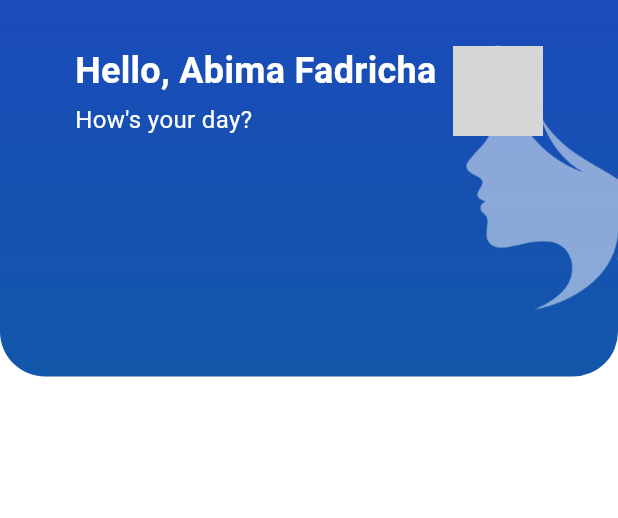
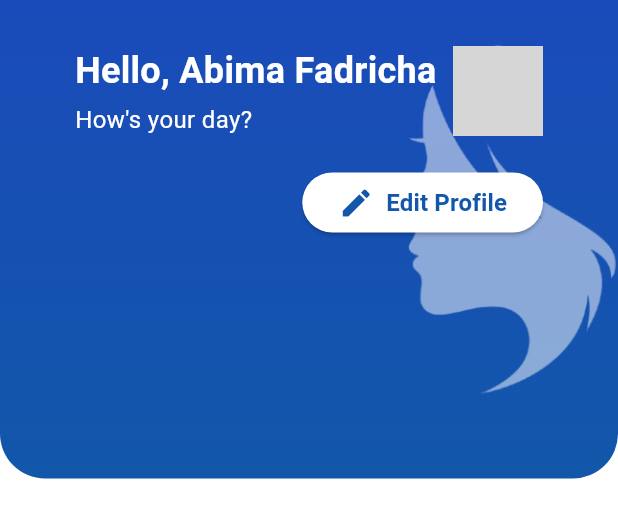
Before and after one commit to reysilvaa/PBL-rekomendasi-skincare, a Flutter app: the ProfileHeader widget shown alone on an empty page, opened directly, on a phone screen of 412 x 824 dp. Shown: the top 518 px of the screen. Run offline on Flutter 3.47's test engine with Material 3 defaults, Android fonts, the phone set to English and light mode, and no system bars; our stand-ins replace camera; grey boxes are pictures that could not be loaded.

Commit message:
add button edit profile

```diff
--- a/lib/widgets/profile/profile_header.dart
+++ b/lib/widgets/profile/profile_header.dart
@@ -91,9 +91,57 @@ class ProfileHeader extends StatelessWidget {
                             ),
                           ],
                         ),
-                        CircleAvatar(
-                          radius: 30,
-                          backgroundImage: AssetImage(imageUrl),
+                        Column(
+                          children: [
+                            CircleAvatar(
+                              radius: 30,
+                              backgroundImage: AssetImage(imageUrl),
+                            ),
+                          ],
+                        ),
+                      ],
+                    ),
+                    const SizedBox(
+                        height: 20), // Space between greeting and button
+                    Row(
+                      mainAxisAlignment:
+                          MainAxisAlignment.end, // Align button to the right
+                      children: [
+                        const SizedBox(
+                            width: 20), // Space to push the button right
+                        ElevatedButton(
+                          onPressed: () {
+                            // Define your edit action here
+                          },
+                          style: ElevatedButton.styleFrom(
+                            backgroundColor:
+                                Colors.white, // Button background color
+                            shape: RoundedRectangleBorder(
+                              borderRadius: BorderRadius.circular(20),
+                            ),
+                          ),
+                          child: Row(
+                            mainAxisSize: MainAxisSize
+                                .min, // Makes the button size fit the content
+                            mainAxisAlignment:
+                                MainAxisAlignment.center, // Center the content
+                            children: const [
+                              Icon(
+                                Icons.edit, // Pencil icon
+                                color: Color(0xFF1257AA), // Icon color
+                                size: 24, // Adjust icon size as needed
+                              ),
+                              SizedBox(width: 8), // Space between icon and text
+                              Text(
+                                'Edit Profile',
+                                style: TextStyle(
+                                  color: Color(0xFF1257AA), // Button text color
+                                  fontSize: 16,
+                                  fontWeight: FontWeight.bold,
+                                ),
+                              ),
+                            ],
+                          ),
                         ),
                       ],
                     ),
```
